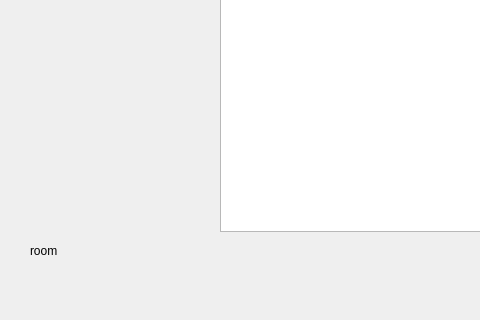
The window that mainwindow.ui (vdrumsta/Zork-GUI) describes before a commit, drawn with Qt 5; both pictures show x 0 to 480 and y 276 to 596 of the 611 by 596 pixel window.
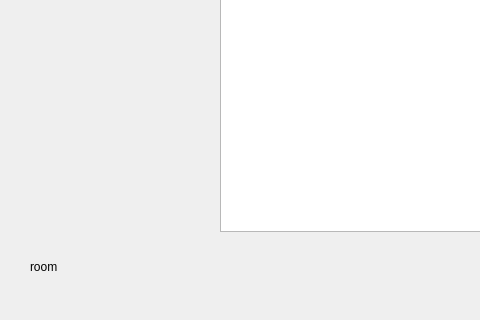
The same window after the commit.

The edit to the form file:
```diff
--- a/mainwindow.ui
+++ b/mainwindow.ui
@@ -72,7 +72,7 @@
       <x>30</x>
       <y>500</y>
       <width>181</width>
-      <height>20</height>
+      <height>51</height>
      </rect>
     </property>
     <property name="text">
```
